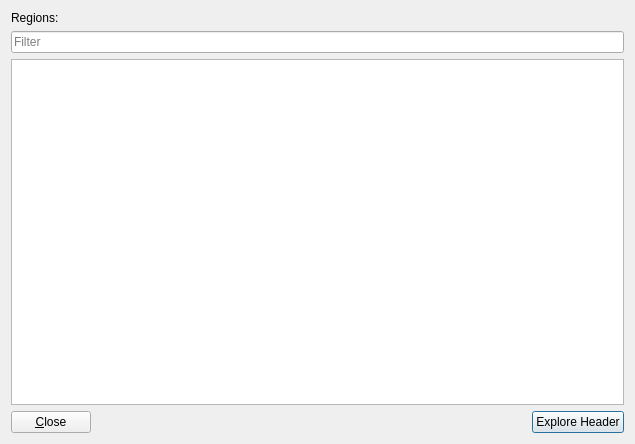
First picture: the form in plugins/BinaryInfo/DialogRegions.ui, repository eteran/edb-debugger, before the edit.
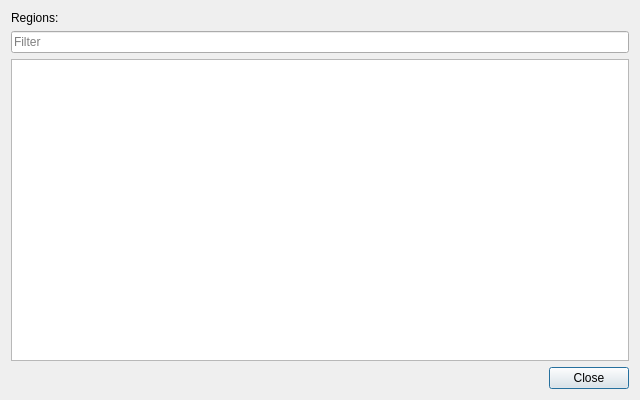
Second picture: the form after the edit. Icons and pictures are not drawn.

Commit message: improved some more dialogs and plugins

What changed in the file:
```diff
--- a/plugins/BinaryInfo/DialogRegions.ui
+++ b/plugins/BinaryInfo/DialogRegions.ui
@@ -7,8 +7,8 @@
    <rect>
     <x>0</x>
     <y>0</y>
-    <width>635</width>
-    <height>444</height>
+    <width>640</width>
+    <height>400</height>
    </rect>
   </property>
   <property name="windowTitle">
@@ -63,45 +63,11 @@
     </widget>
    </item>
    <item>
-    <layout class="QHBoxLayout">
-     <property name="spacing">
-      <number>6</number>
+    <widget class="QDialogButtonBox" name="buttonBox">
+     <property name="standardButtons">
+      <set>QDialogButtonBox::Close</set>
      </property>
-     <item>
-      <widget class="QPushButton" name="btnClose">
-       <property name="text">
-        <string>&amp;Close</string>
-       </property>
-       <property name="icon">
-        <iconset theme="dialog-close">
-         <normaloff>.</normaloff>.</iconset>
-       </property>
-      </widget>
-     </item>
-     <item>
-      <spacer>
-       <property name="orientation">
-        <enum>Qt::Horizontal</enum>
-       </property>
-       <property name="sizeHint" stdset="0">
-        <size>
-         <width>40</width>
-         <height>20</height>
-        </size>
-       </property>
-      </spacer>
-     </item>
-     <item>
-      <widget class="QPushButton" name="btnExplore">
-       <property name="text">
-        <string>Explore Header</string>
-       </property>
-       <property name="default">
-        <bool>true</bool>
-       </property>
-      </widget>
-     </item>
-    </layout>
+    </widget>
    </item>
   </layout>
  </widget>
```
Left out of the diff: 30 changed lines with no effect on the pictures. The commit also changes 12 other files.
